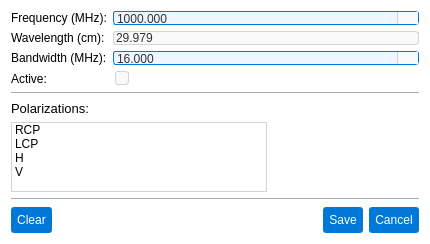
Torward1024/pAstroCORE, file pastrocore/gui_pyside/dialog_editor_if.ui: the form before one commit.
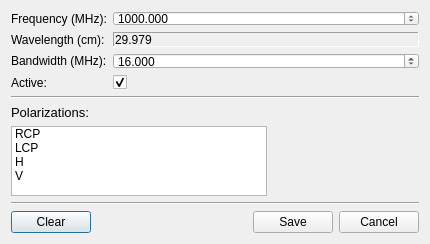
The form after the commit. Icons and pictures are not drawn.

The edit to the form file:
```diff
--- a/pastrocore/gui_pyside/dialog_editor_if.ui
+++ b/pastrocore/gui_pyside/dialog_editor_if.ui
@@ -38,9 +38,6 @@
    <iconset resource="../gui/icons/icons.qrc">
     <normaloff>:/icons/edit_icon.svg</normaloff>:/icons/edit_icon.svg</iconset>
   </property>
-  <property name="styleSheet">
-   <string>background-color: #ffffff; font-family: Arial;</string>
-  </property>
   <property name="modal">
    <bool>true</bool>
   </property>
@@ -56,44 +53,6 @@
      </item>
      <item row="0" column="1">
       <widget class="QDoubleSpinBox" name="frequencyEdit">
-       <property name="styleSheet">
-        <string notr="true">         QDoubleSpinBox {
-          font-family: Arial;
-          font-size: 9pt;
-          color: #333333;
-          padding: 1px;
-          padding-right: 20px;
-          border-radius: 3px;
-          background-color: #f0f6ff;
-          border: 1px solid #0078d7;
-         }
-         QDoubleSpinBox:hover {
-          border: 1px solid #1a8cff;
-         }
-         QDoubleSpinBox:focus {
-          border: 1px solid #005bb5;
-          background-color: #ffffff;
-         }
-         QDoubleSpinBox::up-button, QDoubleSpinBox::down-button {
-          width: 20px;
-          border-left: 1px solid #d3d3d3;
-          background-color: #f9f9f9;
-         }
-         QDoubleSpinBox::up-button:hover, QDoubleSpinBox::down-button:hover {
-          background-color: #0078d7;
-         }
-         QDoubleSpinBox::up-arrow {
-          width: 12px;
-          height: 12px;
-          image: url(:/icons/up_arrow_icon.svg);
-         }
-         QDoubleSpinBox::down-arrow {
-          width: 12px;
-          height: 12px;
-          image: url(:/icons/down_arrow_icon.svg);
-         }
-        </string>
-       </property>
        <property name="decimals">
         <number>3</number>
        </property>
@@ -117,17 +76,6 @@
      </item>
      <item row="1" column="1">
       <widget class="QLabel" name="wavelengthDisplay">
-       <property name="styleSheet">
-        <string notr="true">QLabel {
-    font-family: Arial;
-    font-size: 9pt;
-    color: #333333;
-    padding: 1px;
-    border-radius: 3px;
-    background-color: #f9f9f9; /* Matches readOnly QLineEdit background */
-    border: 1px solid #d3d3d3; /* Matches readOnly QLineEdit border */
-}</string>
-       </property>
        <property name="frameShape">
         <enum>QFrame::Shape::Panel</enum>
        </property>
@@ -151,44 +99,6 @@
      </item>
      <item row="2" column="1">
       <widget class="QDoubleSpinBox" name="bandwidthEdit">
-       <property name="styleSheet">
-        <string notr="true">         QDoubleSpinBox {
-          font-family: Arial;
-          font-size: 9pt;
-          color: #333333;
-          padding: 1px;
-          padding-right: 20px;
-          border-radius: 3px;
-          background-color: #f0f6ff;
-          border: 1px solid #0078d7;
-         }
-         QDoubleSpinBox:hover {
-          border: 1px solid #1a8cff;
-         }
-         QDoubleSpinBox:focus {
-          border: 1px solid #005bb5;
-          background-color: #ffffff;
-         }
-         QDoubleSpinBox::up-button, QDoubleSpinBox::down-button {
-          width: 20px;
-          border-left: 1px solid #d3d3d3;
-          background-color: #f9f9f9;
-         }
-         QDoubleSpinBox::up-button:hover, QDoubleSpinBox::down-button:hover {
-          background-color: #0078d7;
-         }
-         QDoubleSpinBox::up-arrow {
-          width: 12px;
-          height: 12px;
-          image: url(:/icons/up_arrow_icon.svg);
-         }
-         QDoubleSpinBox::down-arrow {
-          width: 12px;
-          height: 12px;
-          image: url(:/icons/down_arrow_icon.svg);
-         }
-        </string>
-       </property>
        <property name="decimals">
         <number>3</number>
        </property>
@@ -212,85 +122,6 @@
      </item>
      <item row="3" column="1">
       <widget class="QCheckBox" name="isActiveCheckBox">
-       <property name="styleSheet">
-        <string notr="true">/* Основной стиль QCheckBox */
-QCheckBox {
-    font-family: Arial;
-    font-size: 9pt;
-    color: #333333;
-    spacing: 6px;
-    padding: 2px;
-    outline: none;
-}
-
-QCheckBox::item {
-    padding: 2px;
-}
-
-/* Индикатор чекбокса */
-QCheckBox::indicator {
-    width: 12px;
-    height: 12px;
-    border-radius: 3px;
-    border: 1px solid #d3d3d3;
-    background-color: #f9f9f9;
-}
-
-/* Unchecked состояние */
-QCheckBox::indicator:unchecked {
-    border: 1px solid #d3d3d3;
-    background-color: #f9f9f9;
-    image: none;
-}
-
-QCheckBox::indicator:unchecked:hover {
-    border: 1px solid #1a8cff;
-    background-color: #f0f6ff;
-    image: none;
-}
-
-QCheckBox::indicator:unchecked:focus {
-    border: 1px solid #005bb5;
-    background-color: #f0f6ff;
-    image: none;
-}
-
-/* Checked состояние - БЕЛЫЙ ФОН, стандартная граница */
-QCheckBox::indicator:checked {
-    border: 1px solid #0078d7;
-    background-color: #ffffff; /* Белый фон */
-    image: url(:/icons/check_icon.svg);
-}
-
-QCheckBox::indicator:checked:hover {
-    border: 1px solid #1a8cff; /* Стандартная толщина */
-    background-color: #ffffff; /* Белый фон */
-    image: url(:/icons/check_icon_hover.svg);
-}
-
-QCheckBox::indicator:checked:focus {
-    border: 1px solid #005bb5; /* Стандартная толщина */
-    background-color: #ffffff; /* Белый фон */
-    image: url(:/icons/check_icon.svg);
-}
-
-/* Disabled состояния */
-QCheckBox::indicator:unchecked:disabled {
-    border: 1px solid #e0e0e0;
-    background-color: #f5f5f5;
-    image: none;
-}
-
-QCheckBox::indicator:checked:disabled {
-    border: 1px solid #cccccc;
-    background-color: #f0f0f0; /* Светло-серый фон */
-    image: url(:/icons/check_icon_disabled.svg);
-}
-
-QCheckBox:disabled {
-    color: #999999;
-}</string>
-       </property>
        <property name="checked">
         <bool>true</bool>
        </property>
@@ -323,9 +154,6 @@
     <layout class="QHBoxLayout" name="horizontalLayout">
      <item>
       <widget class="QListWidget" name="polarizationsList">
-       <property name="styleSheet">
-        <string>border: 1px solid #d3d3d3;</string>
-       </property>
        <property name="selectionMode">
         <enum>QAbstractItemView::SelectionMode::MultiSelection</enum>
        </property>
@@ -377,23 +205,6 @@
     <layout class="QHBoxLayout" name="polarizationsButtonLayout">
      <item>
       <widget class="QPushButton" name="clearPolarizationsButton">
-       <property name="styleSheet">
-        <string notr="true">QPushButton {
-    background-color: #0078d7;
-    color: #ffffff;
-    padding: 6px;
-    border-radius: 3px;
-    border: none;
-}
-QPushButton:hover {
-    background-color: #1a8cff; /* Светлее при наведении */
-}
-QPushButton:pressed {
-    background-color: #005bb5; /* Темнее при нажатии */
-    padding-top: 7px; /* Легкое смещение вниз для эффекта &quot;продавливания&quot; */
-    padding-bottom: 5px;
-}</string>
-       </property>
        <property name="text">
         <string>Clear</string>
        </property>
@@ -414,23 +225,6 @@
      </item>
      <item>
       <widget class="QPushButton" name="saveButton">
-       <property name="styleSheet">
-        <string notr="true">QPushButton {
-    background-color: #0078d7;
-    color: #ffffff;
-    padding: 6px;
-    border-radius: 3px;
-    border: none;
-}
-QPushButton:hover {
-    background-color: #1a8cff; /* Светлее при наведении */
-}
-QPushButton:pressed {
-    background-color: #005bb5; /* Темнее при нажатии */
-    padding-top: 7px; /* Легкое смещение вниз для эффекта &quot;продавливания&quot; */
-    padding-bottom: 5px;
-}</string>
-       </property>
        <property name="text">
         <string>Save</string>
        </property>
@@ -438,23 +232,6 @@
      </item>
      <item>
       <widget class="QPushButton" name="cancelButton">
-       <property name="styleSheet">
-        <string notr="true">QPushButton {
-    background-color: #0078d7;
-    color: #ffffff;
-    padding: 6px;
-    border-radius: 3px;
-    border: none;
-}
-QPushButton:hover {
-    background-color: #1a8cff; /* Светлее при наведении */
-}
-QPushButton:pressed {
-    background-color: #005bb5; /* Темнее при нажатии */
-    padding-top: 7px; /* Легкое смещение вниз для эффекта &quot;продавливания&quot; */
-    padding-bottom: 5px;
-}</string>
-       </property>
        <property name="text">
         <string>Cancel</string>
        </property>
```
Left out of the diff: 2 changed lines with no effect on the pictures.
